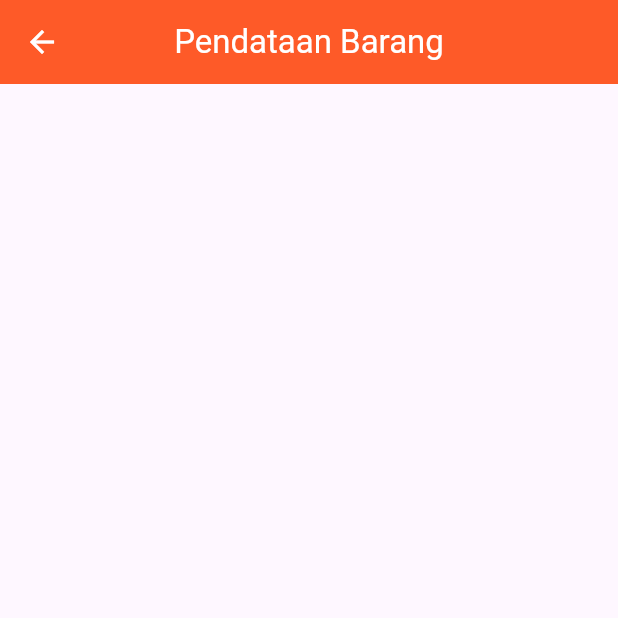
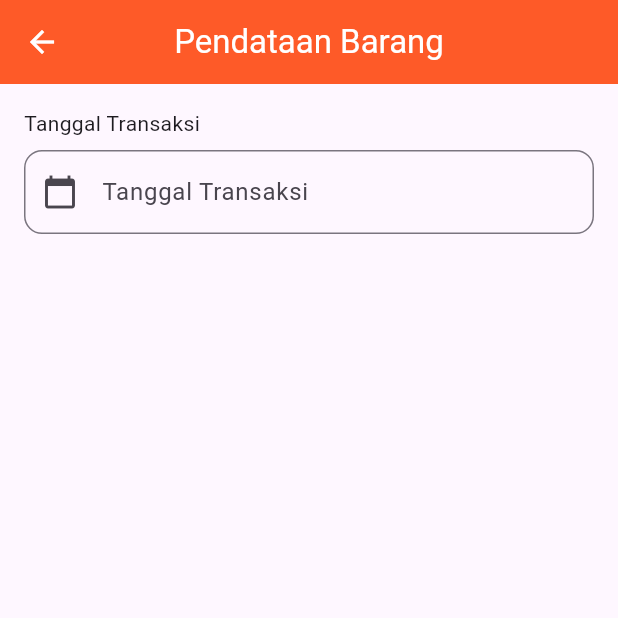
Before and after one commit to IAMHUDA/20220140049_UCP1Flutter, a Flutter app: the DataBarangPage screen opened directly, on a phone screen of 412 x 824 dp, the top half of it. Run offline on Flutter 3.47's test engine with Material 3 defaults, Android fonts, the phone set to English and light mode, and no system bars.

Commit message:
add tanggal formfield

```diff
--- a/lib/data_barang_page.dart
+++ b/lib/data_barang_page.dart
@@ -77,6 +77,37 @@ class _DataBarangPageState extends State<DataBarangPage> {
         centerTitle: true,
         backgroundColor: const Color(0xFFFE5A28),
       ),
+      body: SingleChildScrollView(
+        padding: const EdgeInsets.all(16),
+        child: Form(
+          key: _formKey,
+          child: Column(
+            crossAxisAlignment: CrossAxisAlignment.start,
+            children: [
+              const Text('Tanggal Transaksi'),
+              const SizedBox(height: 8),
+              TextFormField(
+                controller: _tanggalController,
+                readOnly: true,
+                onTap: _selectDate,
+                decoration: InputDecoration(
+                  hintText: 'Tanggal Transaksi',
+                  prefixIcon: const Icon(Icons.calendar_today),
+                  border: OutlineInputBorder(
+                    borderRadius: BorderRadius.circular(12),
+                  ),
+                ),
+                validator: (value) {
+                  if (value == null || value.isEmpty) {
+                    return 'Tanggal tidak boleh kosong';
+                  }
+                  return null;
+                },
+              ),
+            ],
+          )
+        ),
+      ),
     );
   }
 }
```
